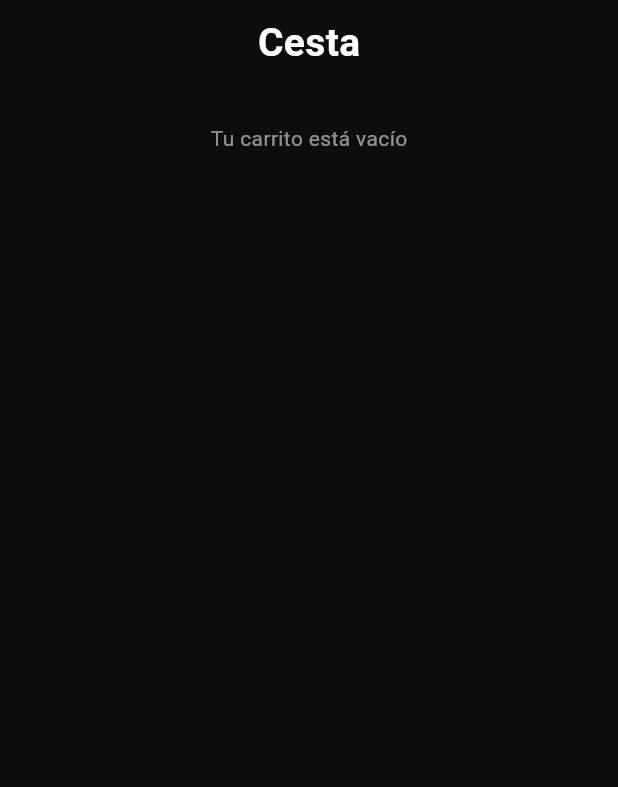
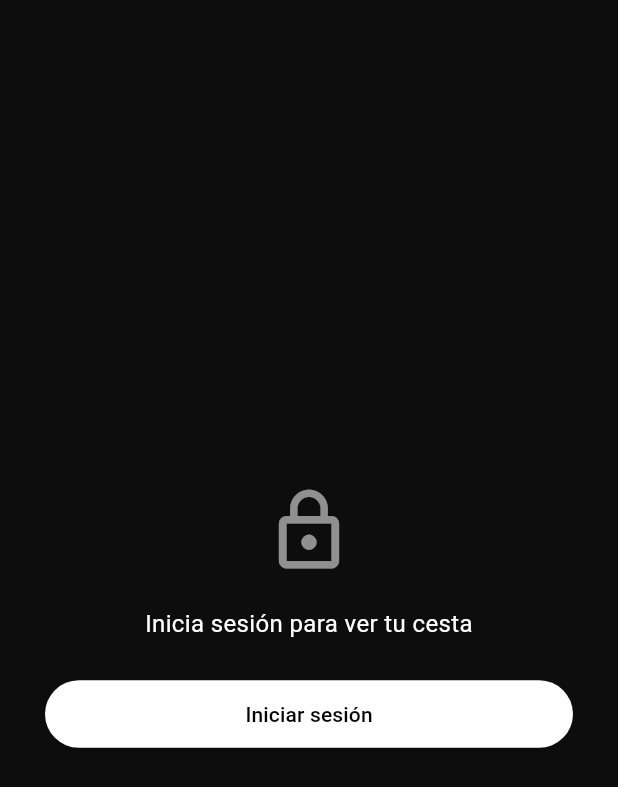
Before and after one commit to sarii-css/app_tienda, a Flutter app: the CestaPage screen opened directly, on a phone screen of 412 x 824 dp. Shown: the top 787 px of the screen. Run offline on Flutter 3.47's test engine with Material 3 defaults, Android fonts, the phone set to English and light mode, and no system bars; accounts and stored records are empty; network calls fail.

Commit message:
pagina para incio de sesion

```diff
--- a/lib/pages/cesta_page.dart
+++ b/lib/pages/cesta_page.dart
@@ -4,6 +4,8 @@ import '../services/api_service.dart';
 import '../models/cesta.dart';
 import '../models/producto.dart';
 import 'producto_detalle_page.dart';
+import '../services/session.dart';
+import '../widgets/guest_view.dart';
 
 class CestaPage extends StatefulWidget {
   const CestaPage({super.key});
@@ -17,12 +19,18 @@ class _CestaPageState extends State<CestaPage> {
   List<Producto> sugerencias = [];
 
   bool cargando = true;
-  final int usuarioId = 8;
+
+  int get usuarioId => Session.userId!;
 
   @override
   void initState() {
     super.initState();
+
+    if (!Session.isGuest && Session.userId != null) {
       cargarTodo();
+    } else {
+      cargando = false;
+    }
   }
 
   Future<void> cargarTodo() async {
@@ -41,11 +49,20 @@ class _CestaPageState extends State<CestaPage> {
       setState(() => cargando = false);
     }
   }
+
   double get total =>
       cesta.fold(0, (sum, item) => sum + item.producto.precio);
 
   @override
   Widget build(BuildContext context) {
+    if (Session.isGuest || Session.userId == null) {
+      return const Scaffold(
+        body: GuestView(
+          mensaje: "Inicia sesión para ver tu cesta",
+        ),
+      );
+    }
+
     return Container(
       color: const Color(0xFF0D0D0D),
       child: Column(
@@ -79,7 +96,7 @@ class _CestaPageState extends State<CestaPage> {
                             ),
                           )
                         else
-                          ...cesta.map((item) => _cardCesta(item)).toList(),
+                          ...cesta.map((item) => _cardCesta(item)),
 
                         const SizedBox(height: 20),
 
@@ -95,7 +112,6 @@ class _CestaPageState extends State<CestaPage> {
     );
   }
 
-  /// CARD CESTA
   Widget _cardCesta(Cesta item) {
     final p = item.producto;
 
@@ -125,7 +141,7 @@ class _CestaPageState extends State<CestaPage> {
                   width: 70,
                   height: 70,
                   fit: BoxFit.cover,
-                  errorBuilder: (_, __, ___) =>
+                  errorBuilder: (_, _, _) =>
                       const Icon(Icons.image, color: Colors.white),
                 ),
               ),
@@ -189,7 +205,6 @@ class _CestaPageState extends State<CestaPage> {
     );
   }
 
-  /// SUGERENCIAS
   Widget _sugerencias() {
     return Padding(
       padding: const EdgeInsets.all(12),
@@ -284,7 +299,6 @@ class _CestaPageState extends State<CestaPage> {
     );
   }
 
-  /// TOTAL
   Widget _totalSection() {
     return Container(
       padding: const EdgeInsets.all(15),
--- a/lib/pages/home_page.dart
+++ b/lib/pages/home_page.dart
@@ -117,7 +117,7 @@ class _HomePageState extends State<HomePage> {
                       child: Image.network(
                         "http://192.168.0.6:8080/uploads/${cat["imagen"]}",
                         fit: BoxFit.cover,
-                        errorBuilder: (_, __, ___) =>
+                        errorBuilder: (_, _, _) =>
                             const Icon(Icons.image, color: Colors.white),
                       ),
                     ),
@@ -190,7 +190,7 @@ class _HomePageState extends State<HomePage> {
                         "http://192.168.0.6:8080/uploads/${p.imagen}",
                         fit: BoxFit.cover,
                         width: double.infinity,
-                        errorBuilder: (_, __, ___) =>
+                        errorBuilder: (_, _, _) =>
                             const Icon(Icons.image, color: Colors.white),
                       ),
                     ),
--- /dev/null
+++ b/lib/services/session.dart
@@ -0,0 +1,14 @@
+class Session {
+  static bool isGuest = false;
+
+  static int? userId;
+  static String? nombre;
+  static String? correo;
+
+  static void clear() {
+    isGuest = false;
+    userId = null;
+    nombre = null;
+    correo = null;
+  }
+}
--- /dev/null
+++ b/lib/widgets/guest_view.dart
@@ -0,0 +1,64 @@
+import 'package:flutter/material.dart';
+import '../pages/auth_page.dart'; // 👈 asegúrate de tener esto
+
+class GuestView extends StatelessWidget {
+  final String mensaje;
+
+  const GuestView({super.key, required this.mensaje});
+
+  @override
+  Widget build(BuildContext context) {
+    return Container(
+      color: const Color(0xFF0D0D0D),
+      child: Center(
+        child: Padding(
+          padding: const EdgeInsets.symmetric(horizontal: 30),
+          child: Column(
+            mainAxisAlignment: MainAxisAlignment.center,
+            children: [
+              const Icon(
+                Icons.lock_outline,
+                color: Colors.white54,
+                size: 60,
+              ),
+
+              const SizedBox(height: 20),
+
+              Text(
+                mensaje,
+                textAlign: TextAlign.center,
+                style: const TextStyle(
+                  color: Colors.white,
+                  fontSize: 16,
+                ),
+              ),
+
+              const SizedBox(height: 25),
+
+              ElevatedButton(
+                style: ElevatedButton.styleFrom(
+                  backgroundColor: Colors.white,
+                  foregroundColor: Colors.black,
+                  minimumSize: const Size(double.infinity, 45),
+                ),
+                onPressed: () {
+                  Navigator.push(
+                    context,
+                    MaterialPageRoute(
+                      builder: (_) => AuthPage(
+                        onContinue: () {
+                          Navigator.pop(context);
+                        },
+                      ),
+                    ),
+                  );
+                },
+                child: const Text("Iniciar sesión"),
+              ),
+            ],
+          ),
+        ),
+      ),
+    );
+  }
+}
--- a/pubspec.yaml
+++ b/pubspec.yaml
@@ -31,6 +31,7 @@ dependencies:
   flutter:
     sdk: flutter
   http: ^0.13.6
+  shared_preferences: ^2.2.2
 
   # The following adds the Cupertino Icons font to your application.
   # Use with the CupertinoIcons class for iOS style icons.
```
Also changed, not shown: lib/pages/auth_page.dart (added, +67 -0 lines), lib/pages/favoritos_page.dart (+20 -11 lines), lib/pages/perfil_pages.dart (+28 -9 lines), lib/services/auth_service.dart (added, +24 -0 lines), pubspec.lock, 1 other file. Lines whose indentation alone changed are shown as unchanged.
